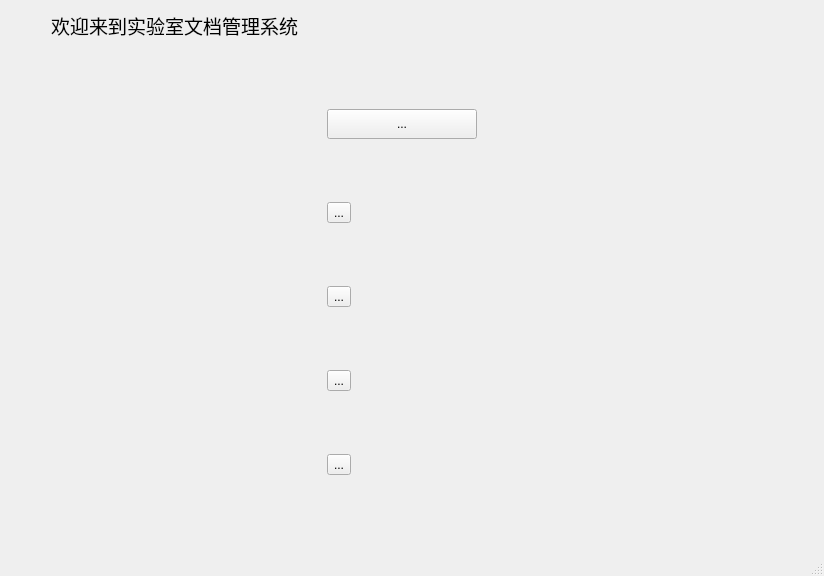
This is FileManagement/FileManagement.ui in hhyvs111/FileManagement as Qt 5 draws it before an edit. The edited form follows.
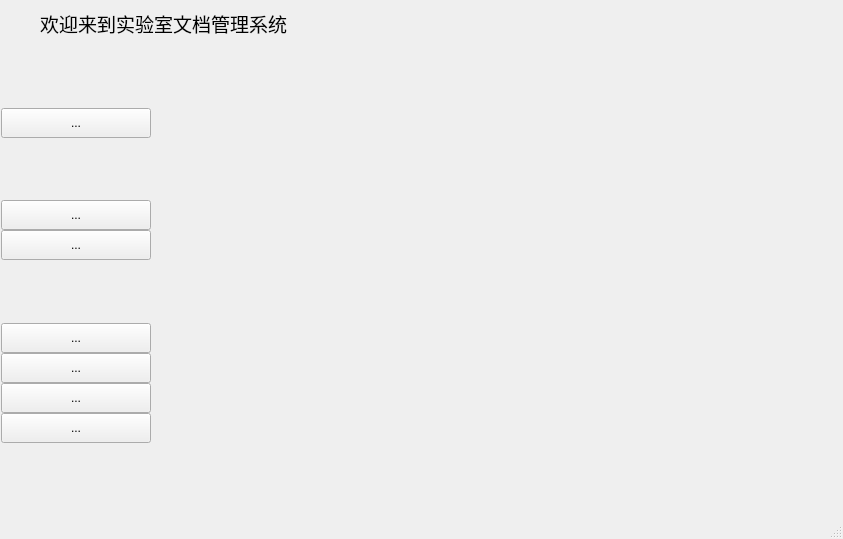
This is the edited form.

Diff of the .ui file:
```diff
--- a/FileManagement/FileManagement.ui
+++ b/FileManagement/FileManagement.ui
@@ -6,8 +6,8 @@
    <rect>
     <x>0</x>
     <y>0</y>
-    <width>824</width>
-    <height>576</height>
+    <width>843</width>
+    <height>539</height>
    </rect>
   </property>
   <property name="windowTitle">
@@ -18,6 +18,12 @@
     <enum>Qt::LeftToRight</enum>
    </property>
    <layout class="QVBoxLayout" name="verticalLayout_2">
+    <property name="leftMargin">
+     <number>0</number>
+    </property>
+    <property name="topMargin">
+     <number>9</number>
+    </property>
     <item>
      <layout class="QHBoxLayout" name="TitleLayout">
       <property name="spacing">
@@ -73,6 +79,7 @@
     <item>
      <layout class="QHBoxLayout" name="FunctionLayout">
       <item>
+       <widget class="QWidget" name="ToolButtonWidget" native="true">
        <layout class="QVBoxLayout" name="ToolButtonLayout">
         <property name="spacing">
          <number>0</number>
@@ -81,17 +88,30 @@
          <enum>QLayout::SetDefaultConstraint</enum>
         </property>
         <property name="leftMargin">
-         <number>0</number>
+          <number>1</number>
         </property>
         <property name="topMargin">
-         <number>0</number>
+          <number>1</number>
         </property>
         <property name="rightMargin">
-         <number>0</number>
+          <number>1</number>
         </property>
         <property name="bottomMargin">
-         <number>0</number>
-        </property>
+          <number>1</number>
+         </property>
+         <item>
+          <spacer name="verticalSpacer_4">
+           <property name="orientation">
+            <enum>Qt::Vertical</enum>
+           </property>
+           <property name="sizeHint" stdset="0">
+            <size>
+             <width>20</width>
+             <height>40</height>
+            </size>
+           </property>
+          </spacer>
+         </item>
         <item>
          <widget class="QToolButton" name="personButton">
           <property name="sizePolicy">
@@ -117,8 +137,84 @@
           </property>
          </widget>
         </item>
+         <item>
+          <spacer name="verticalSpacer_3">
+           <property name="orientation">
+            <enum>Qt::Vertical</enum>
+           </property>
+           <property name="sizeHint" stdset="0">
+            <size>
+             <width>20</width>
+             <height>40</height>
+            </size>
+           </property>
+          </spacer>
+         </item>
+         <item>
+          <widget class="QToolButton" name="reportEditButton">
+           <property name="sizePolicy">
+            <sizepolicy hsizetype="Maximum" vsizetype="Maximum">
+             <horstretch>0</horstretch>
+             <verstretch>0</verstretch>
+            </sizepolicy>
+           </property>
+           <property name="minimumSize">
+            <size>
+             <width>150</width>
+             <height>30</height>
+            </size>
+           </property>
+           <property name="text">
+            <string>...</string>
+           </property>
+          </widget>
+         </item>
+         <item>
+          <widget class="QToolButton" name="reportLookButton">
+           <property name="sizePolicy">
+            <sizepolicy hsizetype="Maximum" vsizetype="Maximum">
+             <horstretch>0</horstretch>
+             <verstretch>0</verstretch>
+            </sizepolicy>
+           </property>
+           <property name="minimumSize">
+            <size>
+             <width>150</width>
+             <height>30</height>
+            </size>
+           </property>
+           <property name="text">
+            <string>...</string>
+           </property>
+          </widget>
+         </item>
+         <item>
+          <spacer name="verticalSpacer">
+           <property name="orientation">
+            <enum>Qt::Vertical</enum>
+           </property>
+           <property name="sizeHint" stdset="0">
+            <size>
+             <width>20</width>
+             <height>40</height>
+            </size>
+           </property>
+          </spacer>
+         </item>
         <item>
          <widget class="QToolButton" name="showFileButton">
+           <property name="sizePolicy">
+            <sizepolicy hsizetype="Maximum" vsizetype="Maximum">
+             <horstretch>0</horstretch>
+             <verstretch>0</verstretch>
+            </sizepolicy>
+           </property>
+           <property name="minimumSize">
+            <size>
+             <width>150</width>
+             <height>30</height>
+            </size>
+           </property>
           <property name="text">
            <string>...</string>
           </property>
@@ -126,6 +222,18 @@
         </item>
         <item>
          <widget class="QToolButton" name="uploadButton">
+           <property name="sizePolicy">
+            <sizepolicy hsizetype="Maximum" vsizetype="Maximum">
+             <horstretch>0</horstretch>
+             <verstretch>0</verstretch>
+            </sizepolicy>
+           </property>
+           <property name="minimumSize">
+            <size>
+             <width>150</width>
+             <height>30</height>
+            </size>
+           </property>
           <property name="focusPolicy">
            <enum>Qt::NoFocus</enum>
           </property>
@@ -139,6 +247,18 @@
         </item>
         <item>
          <widget class="QToolButton" name="downloadButton">
+           <property name="sizePolicy">
+            <sizepolicy hsizetype="Maximum" vsizetype="Maximum">
+             <horstretch>0</horstretch>
+             <verstretch>0</verstretch>
+            </sizepolicy>
+           </property>
+           <property name="minimumSize">
+            <size>
+             <width>150</width>
+             <height>30</height>
+            </size>
+           </property>
           <property name="focusPolicy">
            <enum>Qt::NoFocus</enum>
           </property>
@@ -149,12 +269,38 @@
         </item>
         <item>
          <widget class="QToolButton" name="deleteButton">
+           <property name="sizePolicy">
+            <sizepolicy hsizetype="Maximum" vsizetype="Maximum">
+             <horstretch>0</horstretch>
+             <verstretch>0</verstretch>
+            </sizepolicy>
+           </property>
+           <property name="minimumSize">
+            <size>
+             <width>150</width>
+             <height>30</height>
+            </size>
+           </property>
           <property name="text">
            <string>...</string>
           </property>
          </widget>
         </item>
-       </layout>
+         <item>
+          <spacer name="verticalSpacer_2">
+           <property name="orientation">
+            <enum>Qt::Vertical</enum>
+           </property>
+           <property name="sizeHint" stdset="0">
+            <size>
+             <width>20</width>
+             <height>40</height>
+            </size>
+           </property>
+          </spacer>
+         </item>
+        </layout>
+       </widget>
       </item>
       <item>
        <layout class="QVBoxLayout" name="SubLayout">
```
Left out of the diff: 77 changed lines with no effect on the pictures. Lines whose indentation alone changed are shown as unchanged.
